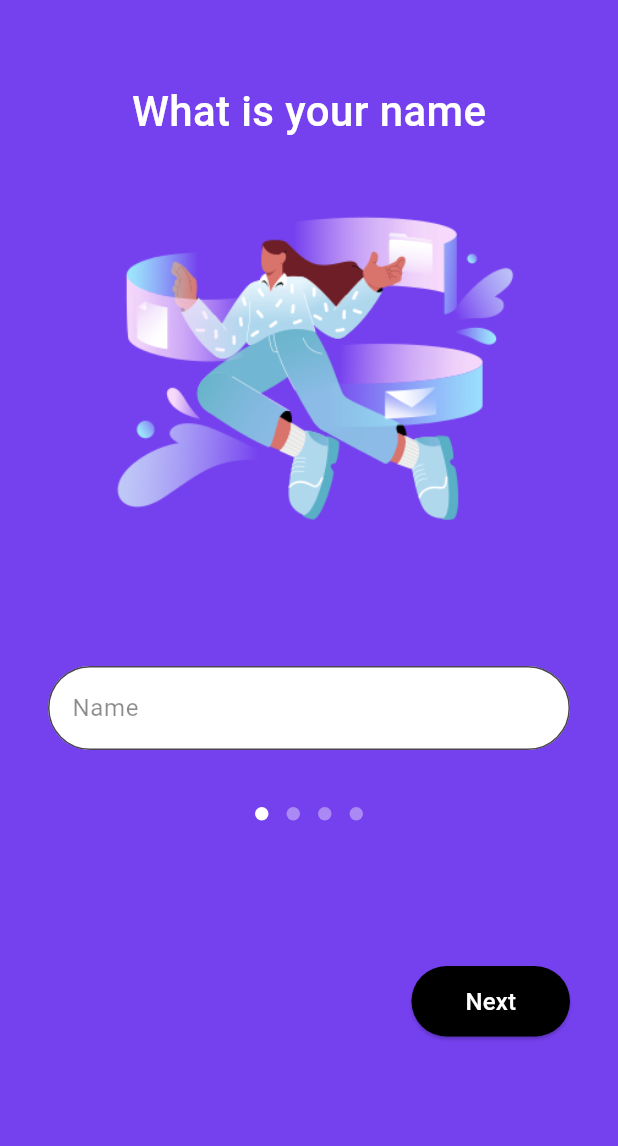
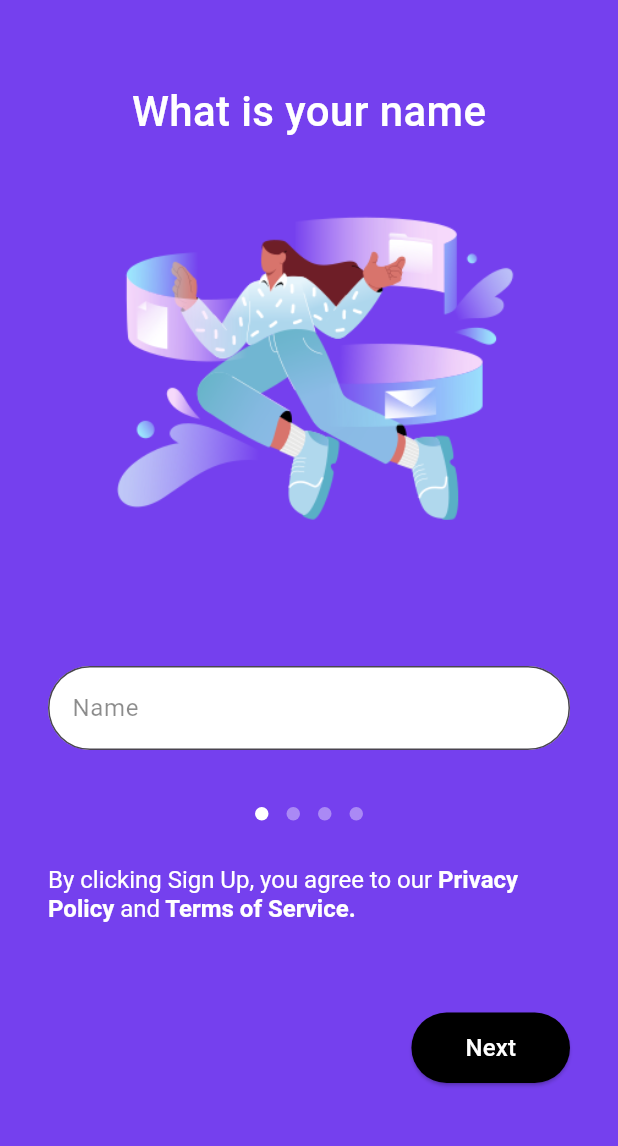
Before and after one commit to DaviesNyantakyi/rocket_science_login_app, a Flutter app: the screen it shows after launch, on a phone screen of 412 x 824 dp, the part 63-1209 px from its top. Run offline on Flutter 3.47's test engine with Material 3 defaults, Android fonts, the phone set to English and light mode, and no system bars; drawn by our look-alikes of dots_indicator; our stand-ins replace cloud_firestore, firebase_auth, firebase_core, flutter_markdown; missing offline and left inert: markdown; accounts and stored records are empty.

Commit message:
privacy and term of service added

```diff
--- a/lib/screens/home_screen.dart
+++ b/lib/screens/home_screen.dart
@@ -1,8 +1,6 @@
-import 'package:dots_indicator/dots_indicator.dart';
 import 'package:flutter/material.dart';
 import 'package:rocket_science_login/services/fire_auth.dart';
 import 'package:rocket_science_login/widgets/custom_buttons.dart';
-import 'package:rocket_science_login/widgets/custom_textfield.dart';
 
 class HomeScreen extends StatefulWidget {
   const HomeScreen({
--- a/lib/screens/name_screen.dart
+++ b/lib/screens/name_screen.dart
@@ -1,7 +1,12 @@
 import 'package:dots_indicator/dots_indicator.dart';
+import 'package:flutter/gestures.dart';
 import 'package:flutter/material.dart';
+import 'package:flutter/services.dart';
+import 'package:flutter_markdown/flutter_markdown.dart';
+import 'package:rocket_science_login/widgets/buttomsheet.dart';
 import 'package:rocket_science_login/widgets/custom_buttons.dart';
 import 'package:rocket_science_login/widgets/custom_textfield.dart';
+import 'package:markdown/markdown.dart' as md;
 
 class NameScreen extends StatefulWidget {
   final int dotPosition;
@@ -74,6 +79,47 @@ class _NameScreenState extends State<NameScreen> {
                   ),
                 ),
               ),
+              const SizedBox(height: 24),
+              RichText(
+                text: TextSpan(
+                  text: "By clicking Sign Up, you agree to our ",
+                  style: const TextStyle(
+                    fontSize: 16,
+                  ),
+                  children: <TextSpan>[
+                    TextSpan(
+                      text: 'Privacy Policy',
+                      style: const TextStyle(
+                        fontWeight: FontWeight.bold,
+                        fontSize: 16,
+                      ),
+                      recognizer: TapGestureRecognizer()
+                        ..onTap = () => showCustomBottomSheet(
+                              context: context,
+                              mdFile: 'assets/privacy_policy.md',
+                            ),
+                    ),
+                    const TextSpan(
+                      text: ' and',
+                      style: TextStyle(
+                        fontSize: 16,
+                      ),
+                    ),
+                    TextSpan(
+                      text: ' Terms of Service.',
+                      style: const TextStyle(
+                        fontSize: 16,
+                        fontWeight: FontWeight.bold,
+                      ),
+                      recognizer: TapGestureRecognizer()
+                        ..onTap = () => showCustomBottomSheet(
+                              context: context,
+                              mdFile: 'assets/terms_of_service.md',
+                            ),
+                    ),
+                  ],
+                ),
+              ),
               const SizedBox(height: 32),
               Expanded(
                 child: Align(
--- a/lib/screens/pageview_wrapper.dart
+++ b/lib/screens/pageview_wrapper.dart
@@ -2,7 +2,6 @@ import 'package:firebase_auth/firebase_auth.dart';
 import 'package:flutter/material.dart';
 import 'package:rocket_science_login/screens/date_of_birth_screen.dart';
 import 'package:rocket_science_login/screens/email_screen.dart';
-import 'package:rocket_science_login/screens/home_screen.dart';
 import 'package:rocket_science_login/screens/name_screen.dart';
 import 'package:rocket_science_login/screens/password_screen.dart';
 import 'package:rocket_science_login/services/fire_auth.dart';
--- a/pubspec.yaml
+++ b/pubspec.yaml
@@ -42,6 +42,8 @@ dependencies:
   provider: ^6.1.1
   rename_app: ^1.3.1
   change_app_package_name: ^1.1.0
+  flutter_markdown: ^0.6.18+2
+
 
 
 
@@ -76,7 +78,6 @@ flutter:
   assets:
     - assets/
 
-
   # An image asset can refer to one or more resolution-specific "variants", see
   # https://flutter.dev/assets-and-images/#resolution-aware
 
```
Also changed, not shown: lib/widgets/buttomsheet.dart (added, +35 -0 lines), pubspec.lock, 2 other files.
